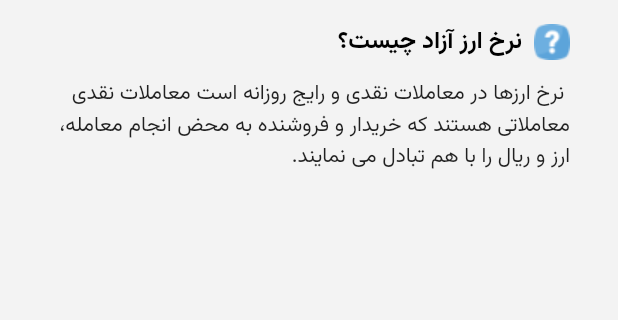
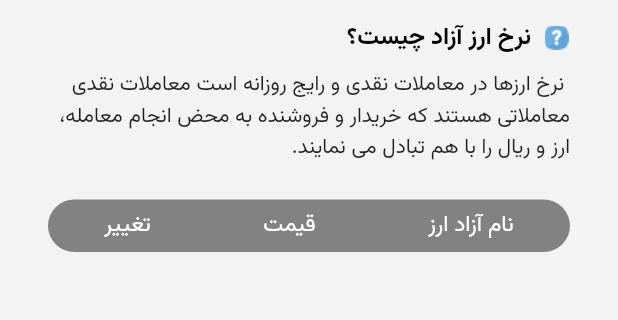
Before and after one commit to mo4wez/flutter_currency_app, a Flutter app: the screen it shows after launch, on a phone screen of 412 x 824 dp, the part 84-404 px from its top. Run offline on Flutter 3.47's test engine with Material 3 defaults, Android fonts, the phone set to English and light mode, and no system bars.

Commit message:
add header for currency

```diff
--- a/lib/main.dart
+++ b/lib/main.dart
@@ -83,7 +83,11 @@ class HomePage extends StatelessWidget {
               Row(
                 mainAxisAlignment: MainAxisAlignment.start,
                 children: [
-                  Image.asset('assets/images/info_icon.png'),
+                  Image.asset(
+                    'assets/images/info_icon.png',
+                    width: 18,
+                    height: 16,
+                  ),
                   const SizedBox(width: 8),
                   Text(
                     'نرخ ارز آزاد چیست؟ ',
@@ -91,7 +95,7 @@ class HomePage extends StatelessWidget {
                   ),
                 ],
               ),
-              SizedBox(
+              const SizedBox(
                 height: 12,
               ),
               Text(
@@ -99,6 +103,32 @@ class HomePage extends StatelessWidget {
                 textDirection: TextDirection.rtl,
                 style: Theme.of(context).textTheme.bodyLarge,
               ),
+              Padding(
+                padding: const EdgeInsets.fromLTRB(0, 24, 0, 0),
+                child: Container(
+                  height: 35,
+                  decoration: BoxDecoration(
+                      borderRadius: BorderRadius.circular(1000),
+                      color: Color.fromARGB(255, 130, 130, 130)),
+                  child: Row(
+                    mainAxisAlignment: MainAxisAlignment.spaceAround,
+                    children: [
+                      Text(
+                        'نام آزاد ارز',
+                        style: Theme.of(context).textTheme.displayMedium,
+                      ),
+                      Text(
+                        'قیمت',
+                        style: Theme.of(context).textTheme.displayMedium,
+                      ),
+                      Text(
+                        'تغییر',
+                        style: Theme.of(context).textTheme.displayMedium,
+                      ),
+                    ],
+                  ),
+                ),
+              ),
             ],
           ),
         ));
```
